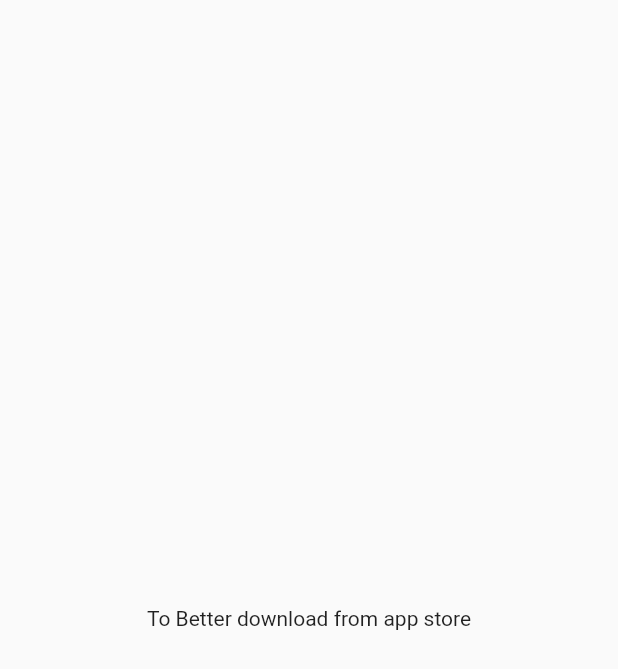
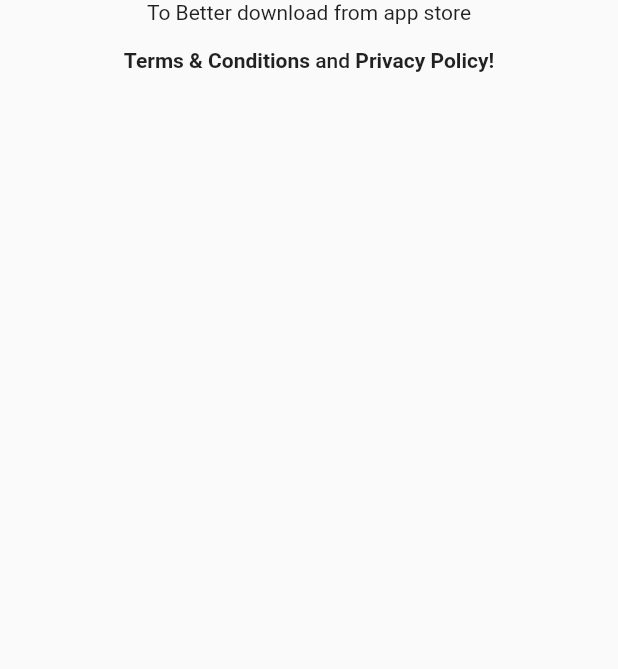
Before and after one commit to ferhatAksoy/tobetter.github.io, a Flutter app: the screen it shows after launch, on a phone screen of 412 x 824 dp. Shown: the top 669 px of the screen. Run offline on Flutter 3.47's test engine with Material 2 defaults, Android fonts, the phone set to English and light mode, and no system bars; our stand-ins replace flutter_markdown.

Commit message:
privacy policy added

```diff
--- a/lib/main.dart
+++ b/lib/main.dart
@@ -1,4 +1,6 @@
 import 'package:flutter/material.dart';
+
+import 'terms_of_use.dart';
 
 void main() {
   runApp(MyApp());
@@ -11,7 +13,12 @@
         debugShowCheckedModeBanner: false,
         title: 'To Better',
         home: Scaffold(
-          body: Center(child: Text('To Better download from app store')),
+          body: Center(child: Column(
+            children: [
+              Text('To Better download from app store'),
+              TermsOfUse()
+            ],
+          )),
         ));
   }
 }
--- /dev/null
+++ b/lib/terms_of_use.dart
@@ -0,0 +1,58 @@
+import 'package:animations/animations.dart';
+import 'package:flutter/gestures.dart';
+import 'package:flutter/material.dart';
+
+import 'policy_dialog.dart';
+
+class TermsOfUse extends StatelessWidget {
+  const TermsOfUse({
+    Key? key,
+  }) : super(key: key);
+
+  @override
+  Widget build(BuildContext context) {
+    return Padding(
+      padding: const EdgeInsets.all(16.0),
+      child: RichText(
+        textAlign: TextAlign.center,
+        text: TextSpan(
+          style: Theme.of(context).textTheme.bodyText1,
+          children: [
+            TextSpan(
+              text: "Terms & Conditions ",
+              style: TextStyle(fontWeight: FontWeight.bold),
+              recognizer: TapGestureRecognizer()
+                ..onTap = () {
+                  showModal(
+                    context: context,
+                    configuration: FadeScaleTransitionConfiguration(),
+                    builder: (context) {
+                      return PolicyDialog(
+                        mdFileName: 'terms_and_conditions.md',
+                      );
+                    },
+                  );
+                },
+            ),
+            TextSpan(text: "and "),
+            TextSpan(
+              text: "Privacy Policy! ",
+              style: TextStyle(fontWeight: FontWeight.bold),
+              recognizer: TapGestureRecognizer()
+                ..onTap = () {
+                  showDialog(
+                    context: context,
+                    builder: (context) {
+                      return PolicyDialog(
+                        mdFileName: 'privacy_policy.md',
+                      );
+                    },
+                  );
+                },
+            ),
+          ],
+        ),
+      ),
+    );
+  }
+}
```
Also changed, not shown: lib/policy_dialog.dart (added, +73 -0 lines), pubspec.yaml (+6 -13 lines), pubspec.lock, 19 other files.
